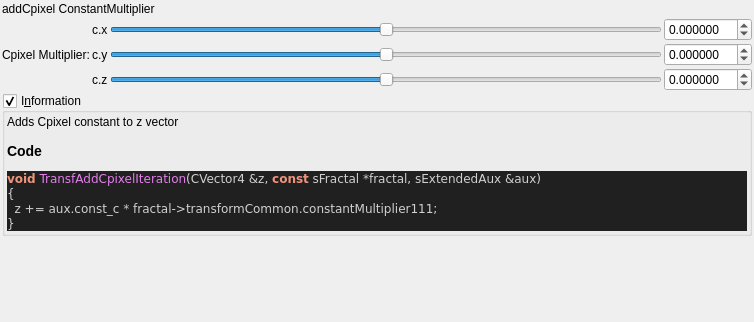
First picture: the form in mandelbulber2/formula/ui/fractal_transf_add_cpixel.ui, repository buddhi1980/mandelbulber2, before the edit.
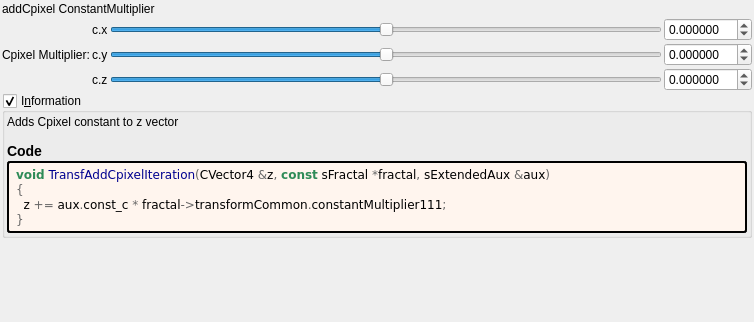
Second picture: the form after the edit. Custom widgets are drawn as their Qt base class.

Diff of the .ui file:
```diff
--- a/mandelbulber2/formula/ui/fractal_transf_add_cpixel.ui
+++ b/mandelbulber2/formula/ui/fractal_transf_add_cpixel.ui
@@ -261,16 +261,31 @@
        <number>2</number>
       </property>
       <item>
-       <widget class="QLabel" name="label_code_content">
+	   <widget class="QLabel" name="label_information_general">
         <property name="text">
          <string notr="true">&lt;p&gt;Adds Cpixel constant to z vector&lt;/p&gt;&lt;table&gt;
 &lt;/table&gt;
-&lt;h3&gt;Code&lt;/h3&gt;
-&lt;body style=&quot;background-color:#202020&quot;&gt;
-&lt;pre style=&quot;color:#d0d0d0; background-color:#202020;  font-family:'Courier New',monospace;&quot;&gt;&lt;span style=&quot;color:#f09479; font-weight:bold&quot;&gt;void&lt;/span&gt; &lt;span style=&quot;color:#e47eed&quot;&gt;TransfAddCpixelIteration&lt;/span&gt;&lt;span style=&quot;color:#d0d0d0&quot;&gt;(&lt;/span&gt;CVector4 &lt;span style=&quot;color:#d0d0d0&quot;&gt;&amp;amp;&lt;/span&gt;z&lt;span style=&quot;color:#d0d0d0&quot;&gt;,&lt;/span&gt; &lt;span style=&quot;color:#f09479; font-weight:bold&quot;&gt;const&lt;/span&gt; sFractal &lt;span style=&quot;color:#d0d0d0&quot;&gt;*&lt;/span&gt;fractal&lt;span style=&quot;color:#d0d0d0&quot;&gt;,&lt;/span&gt; sExtendedAux &lt;span style=&quot;color:#d0d0d0&quot;&gt;&amp;amp;&lt;/span&gt;aux&lt;span style=&quot;color:#d0d0d0&quot;&gt;)&lt;/span&gt;
-&lt;span style=&quot;color:#d0d0d0&quot;&gt;{&lt;/span&gt;
-  z &lt;span style=&quot;color:#d0d0d0&quot;&gt;+=&lt;/span&gt; aux&lt;span style=&quot;color:#d0d0d0&quot;&gt;.&lt;/span&gt;const_c &lt;span style=&quot;color:#d0d0d0&quot;&gt;*&lt;/span&gt; fractal&lt;span style=&quot;color:#d0d0d0&quot;&gt;-&amp;gt;&lt;/span&gt;transformCommon&lt;span style=&quot;color:#d0d0d0&quot;&gt;.&lt;/span&gt;constantMultiplier111&lt;span style=&quot;color:#d0d0d0&quot;&gt;;&lt;/span&gt;
-&lt;span style=&quot;color:#d0d0d0&quot;&gt;}&lt;/span&gt;
+&lt;h3&gt;Code&lt;/h3&gt;</string>
+		</property>
+		<property name="wordWrap">
+		 <bool>true</bool>
+		</property>
+		<property name="openExternalLinks">
+		 <bool>true</bool>
+		</property>
+		<property name="textInteractionFlags">
+		 <set>Qt::LinksAccessibleByMouse|Qt::TextSelectableByMouse</set>
+		</property>
+		</widget>
+	   </item>
+	   <item>
+	    <widget class="QLabel" name="label_code_content">
+		 <property name="text">
+		  <string notr="true">&lt;body style=&quot;background-color:#fff5ee&quot;&gt;
+&lt;pre style=&quot;color:#000000; background-color:#fff5ee;  font-family:'Courier New',monospace;&quot;&gt;&lt;span style=&quot;color:#2e8b57; font-weight:bold&quot;&gt;void&lt;/span&gt; &lt;span style=&quot;color:#00008f&quot;&gt;TransfAddCpixelIteration&lt;/span&gt;&lt;span style=&quot;color:#676767&quot;&gt;(&lt;/span&gt;CVector4 &lt;span style=&quot;color:#676767&quot;&gt;&amp;amp;&lt;/span&gt;z&lt;span style=&quot;color:#676767&quot;&gt;,&lt;/span&gt; &lt;span style=&quot;color:#2e8b57; font-weight:bold&quot;&gt;const&lt;/span&gt; sFractal &lt;span style=&quot;color:#676767&quot;&gt;*&lt;/span&gt;fractal&lt;span style=&quot;color:#676767&quot;&gt;,&lt;/span&gt; sExtendedAux &lt;span style=&quot;color:#676767&quot;&gt;&amp;amp;&lt;/span&gt;aux&lt;span style=&quot;color:#676767&quot;&gt;)&lt;/span&gt;
+&lt;span style=&quot;color:#676767&quot;&gt;{&lt;/span&gt;
+  z &lt;span style=&quot;color:#676767&quot;&gt;+=&lt;/span&gt; aux&lt;span style=&quot;color:#676767&quot;&gt;.&lt;/span&gt;const_c &lt;span style=&quot;color:#676767&quot;&gt;*&lt;/span&gt; fractal&lt;span style=&quot;color:#676767&quot;&gt;-&amp;gt;&lt;/span&gt;transformCommon&lt;span style=&quot;color:#676767&quot;&gt;.&lt;/span&gt;constantMultiplier111&lt;span style=&quot;color:#676767&quot;&gt;;&lt;/span&gt;
+&lt;span style=&quot;color:#676767&quot;&gt;}&lt;/span&gt;
 &lt;/pre&gt;
 &lt;/body&gt;</string>
         </property>
@@ -283,6 +298,9 @@
         <property name="textInteractionFlags">
          <set>Qt::LinksAccessibleByMouse|Qt::TextSelectableByMouse</set>
         </property>
+		 <property name="styleSheet">
+		  <string notr="true">border-style: outset; border-width: 2px; border-radius: 3px; border-color: black; background-color: #fff5ee; padding: 4px;</string>
+		  </property>
        </widget>
       </item>
      </layout>
```
Lines whose indentation alone changed are shown as unchanged.
